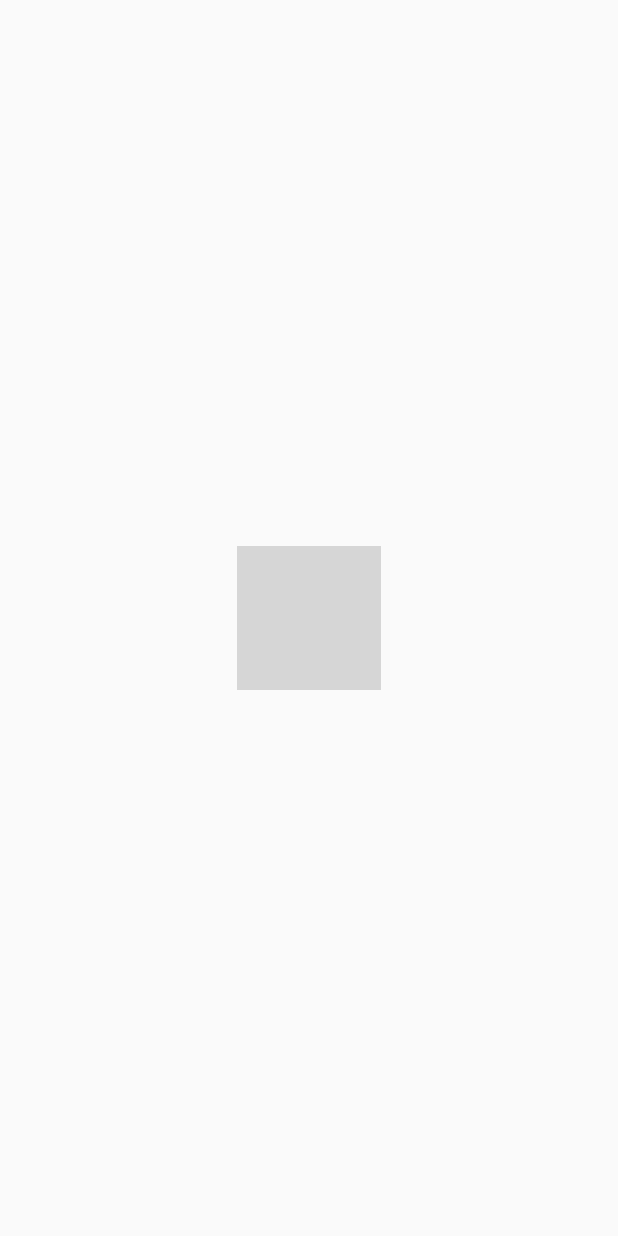
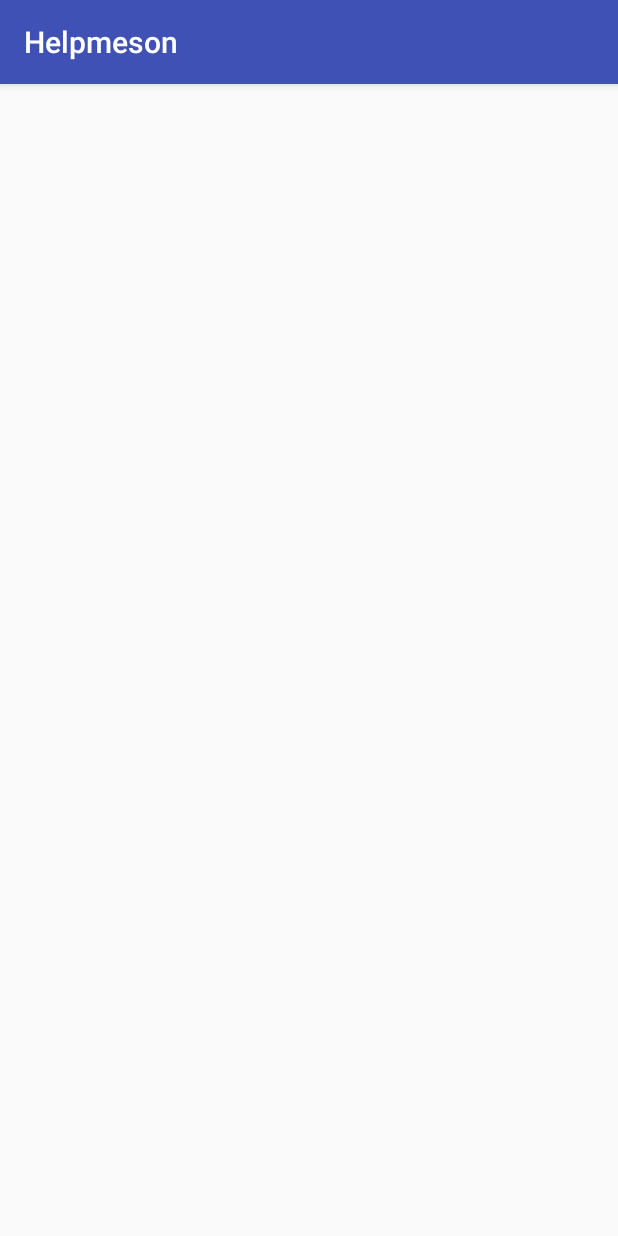
Before and after one commit to CodersForLife/Helping-Seniors, an Android app: the screen it shows after launch (MainActivity before the commit, AddDetails after it), on a phone screen of 412 x 824 dp. Run offline under Robolectric (Android 15) with nearby library versions, the phone set to English and light mode, and no system bars; grey boxes are pictures that could not be loaded.

Commit message:
Added functionality

```diff
--- a/app/src/main/AndroidManifest.xml
+++ b/app/src/main/AndroidManifest.xml
@@ -15,6 +15,8 @@
                 <category android:name="android.intent.category.LAUNCHER" />
             </intent-filter>
         </activity>
+        <activity android:name=".HomeActivity" />
+        <activity android:name=".AddDetails"></activity>
     </application>
 
 </manifest>
--- /dev/null
+++ b/app/src/main/java/com/example/helpmeson/AddDetails.java
@@ -0,0 +1,13 @@
+package com.example.helpmeson;
+
+import android.support.v7.app.AppCompatActivity;
+import android.os.Bundle;
+
+public class AddDetails extends AppCompatActivity {
+
+    @Override
+    protected void onCreate(Bundle savedInstanceState) {
+        super.onCreate(savedInstanceState);
+        setContentView(R.layout.activity_add_details);
+    }
+}
--- a/app/src/main/java/com/example/helpmeson/MainActivity.java
+++ b/app/src/main/java/com/example/helpmeson/MainActivity.java
@@ -1,6 +1,7 @@
 package com.example.helpmeson;
 
 import android.app.Activity;
+import android.content.Intent;
 import android.content.SharedPreferences;
 
 import android.os.Bundle;
@@ -12,6 +13,13 @@ public class MainActivity extends Activity {
         super.onCreate(savedInstanceState);
         setContentView(R.layout.activity_main);
         SharedPreferences sp=getSharedPreferences("Pref",MODE_PRIVATE);
-        sp.contains("first");
+        if(sp.contains("first")){
+            Intent intent=new Intent(MainActivity.this,HomeActivity.class);
+            startActivity(intent);
+        }
+        else{
+            Intent intent=new Intent(MainActivity.this,AddDetails.class);
+            startActivity(intent);
+        }
     }
 }
--- /dev/null
+++ b/app/src/main/res/layout/activity_add_details.xml
@@ -0,0 +1,12 @@
+<?xml version="1.0" encoding="utf-8"?>
+<RelativeLayout xmlns:android="http://schemas.android.com/apk/res/android"
+    xmlns:tools="http://schemas.android.com/tools"
+    android:layout_width="match_parent"
+    android:layout_height="match_parent"
+    android:paddingBottom="@dimen/activity_vertical_margin"
+    android:paddingLeft="@dimen/activity_horizontal_margin"
+    android:paddingRight="@dimen/activity_horizontal_margin"
+    android:paddingTop="@dimen/activity_vertical_margin"
+    tools:context="com.example.helpmeson.AddDetails">
+
+</RelativeLayout>
```
Also changed, not shown: app/src/main/java/com/example/helpmeson/HomeActivity.java (added, +13 -0 lines), app/src/main/res/layout/activity_home.xml (added, +12 -0 lines).
